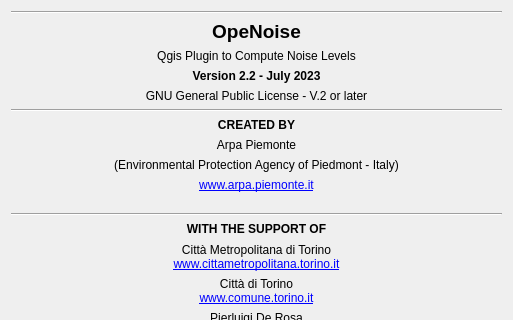
Old version of the form tools/ui_Informations.ui in the repository pierluigiderosa/openoise; both pictures show x 0 to 513 and y 0 to 320 of the 513 by 586 pixel window.
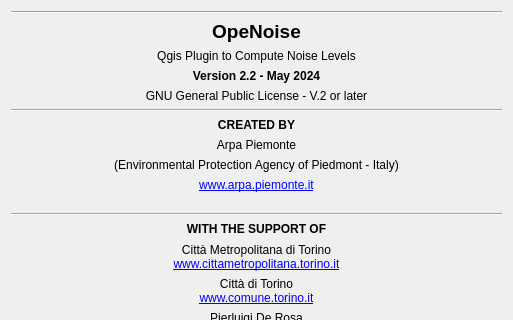
New version of the form.

```diff
--- a/tools/ui_Informations.ui
+++ b/tools/ui_Informations.ui
@@ -101,7 +101,7 @@
       </size>
      </property>
      <property name="text">
-      <string>&lt;html&gt;&lt;head/&gt;&lt;body&gt;&lt;p&gt;&lt;span style=&quot; font-weight:600;&quot;&gt;Version 2.2 - July 2023&lt;/span&gt;&lt;/p&gt;&lt;/body&gt;&lt;/html&gt;</string>
+      <string>&lt;html&gt;&lt;head/&gt;&lt;body&gt;&lt;p&gt;&lt;span style=&quot; font-weight:600;&quot;&gt;Version 2.2 - May 2024&lt;/span&gt;&lt;/p&gt;&lt;/body&gt;&lt;/html&gt;</string>
      </property>
      <property name="alignment">
       <set>Qt::AlignCenter</set>
```
Left out of the diff: 2 changed lines with no effect on the pictures.
